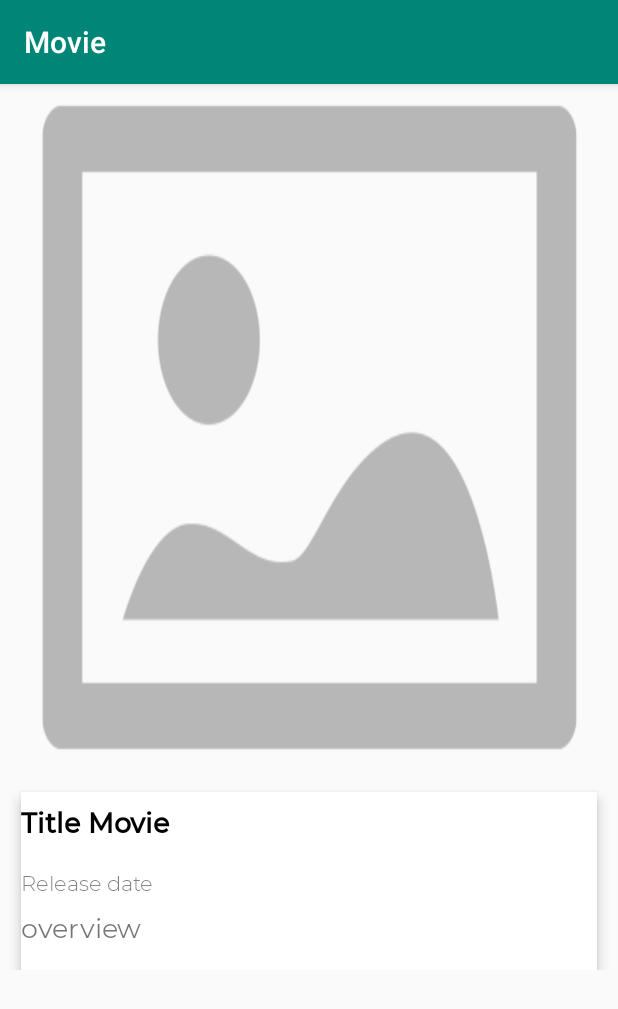
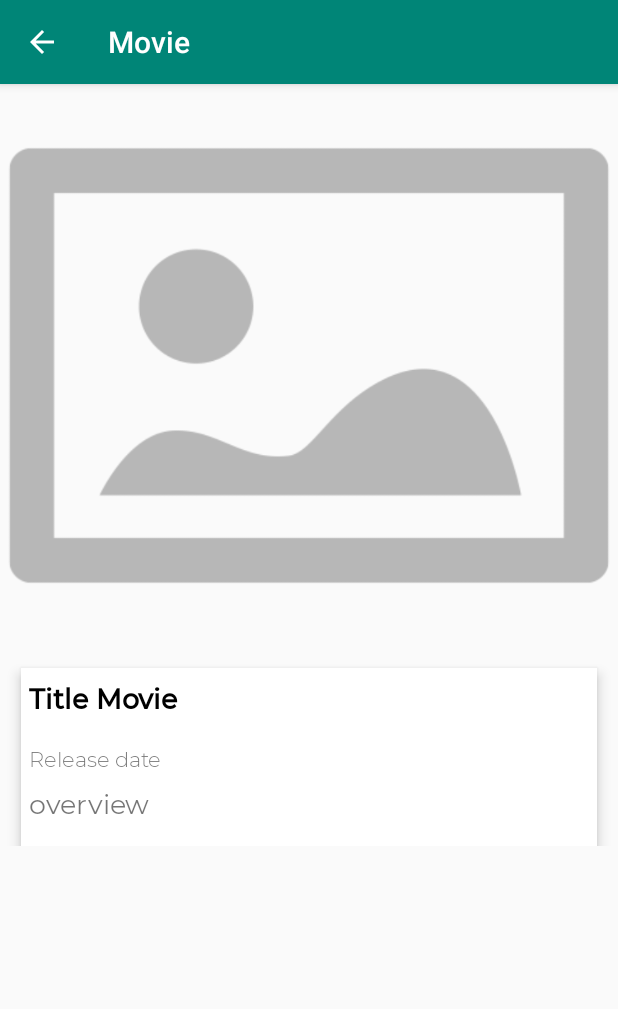
Before and after one commit to tutuswidiya/Movie, an Android app: the DetailResultActivity screen opened directly, with no data from a screen before it, on a phone screen of 412 x 824 dp. Shown: the top 1009 px of the screen. Run offline under Robolectric (Android 15) with nearby library versions, the phone set to English and light mode, and no system bars; pictures from the network do not load.

Commit message:
add back button

```diff
--- a/app/src/main/AndroidManifest.xml
+++ b/app/src/main/AndroidManifest.xml
@@ -19,7 +19,9 @@
             </intent-filter>
         </activity>
         <activity android:name=".view.MainActivity" />
-        <activity android:name=".view.DetailResultActivity"/>
+        <activity android:name=".view.DetailResultActivity"
+
+            android:parentActivityName=".view.MainActivity"/>
     </application>
 
 </manifest>
--- a/app/src/main/java/com/example/movie/view/DetailResultActivity.java
+++ b/app/src/main/java/com/example/movie/view/DetailResultActivity.java
@@ -20,6 +20,7 @@ public class DetailResultActivity extends AppCompatActivity {
     protected void onCreate(Bundle savedInstanceState) {
         super.onCreate(savedInstanceState);
         setContentView(R.layout.activity_detail_result);
+        getSupportActionBar().setDisplayHomeAsUpEnabled(true);
         initContent();
 
         MovieResult result = getIntent().getParcelableExtra(EXTRA_RESULT);
--- a/app/src/main/res/layout/activity_detail_result.xml
+++ b/app/src/main/res/layout/activity_detail_result.xml
@@ -20,14 +20,14 @@
         <androidx.constraintlayout.widget.ConstraintLayout
             android:layout_width="match_parent"
             android:layout_height="wrap_content"
-            android:paddingBottom="20dp">
+            android:paddingBottom="1dp">
 
     <ImageView
         android:id="@+id/iv_poster"
-        android:layout_width="367dp"
-        android:layout_height="458dp"
+        android:layout_width="match_parent"
+        android:layout_height="wrap_content"
         android:contentDescription="@string/todo"
-        android:scaleType="fitXY"
+        android:scaleType="fitCenter"
         android:src="@drawable/img_placeholder"
         app:layout_constraintEnd_toEndOf="parent"
         app:layout_constraintStart_toStartOf="parent"
@@ -46,7 +46,9 @@
         android:paddingBottom="16dp"
         app:layout_constraintEnd_toEndOf="parent"
         app:layout_constraintStart_toStartOf="parent"
-        app:layout_constraintTop_toBottomOf="@id/iv_poster">
+        app:layout_constraintTop_toBottomOf="@id/iv_poster"
+        >
+
         <TextView
             android:id="@+id/tv_original_title"
             android:layout_width="match_parent"
@@ -56,7 +58,8 @@
             android:text="@string/title_movie"
             android:textColor="@android:color/black"
             android:textSize="18sp"
-            android:textStyle="bold" />
+            android:textStyle="bold"
+            android:paddingLeft="5dp"/>
 
         <TextView
             android:id="@+id/tv_original_language"
@@ -67,14 +70,16 @@
             android:fontFamily="@font/mregular"
             android:maxLines="1"
             android:text="@string/language"
-            android:textStyle="bold" />
+            android:textStyle="bold"
+            android:paddingLeft="5dp"/>
 
         <TextView
             android:id="@+id/tv_release_date"
             android:layout_width="wrap_content"
             android:layout_height="wrap_content"
             android:fontFamily="@font/mlight"
-            android:text="@string/release_date" />
+            android:text="@string/release_date"
+            android:paddingLeft="5dp"/>
         <TextView
             android:id="@+id/tv_overview"
             android:layout_width="match_parent"
@@ -82,7 +87,8 @@
             android:layout_marginTop="8dp"
             android:fontFamily="@font/mregular"
             android:text="@string/Overview"
-            android:textSize="18sp"/>
+            android:textSize="18sp"
+            android:paddingLeft="5dp"/>
 
 
     </LinearLayout>
--- a/app/src/main/res/layout/activity_main.xml
+++ b/app/src/main/res/layout/activity_main.xml
@@ -6,6 +6,7 @@
     android:layout_width="match_parent"
     android:layout_height="match_parent"
     android:padding="18dp"
+    android:background="@drawable/img_wallpaper"
     tools:context=".view.MainActivity">
 
     <ProgressBar
```
Also changed, not shown: app/src/main/res/layout/item_list_movie.xml (+21 -14 lines), app/src/main/res/drawable-v24/img_bglist.jpg (added), app/src/main/res/drawable-v24/img_wallpaper.jpg (added).
